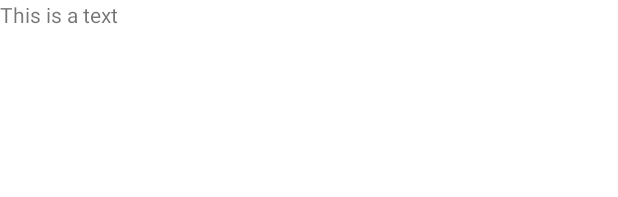
After one commit to KitkatChunk/AbdulkaremAlaniLab2, an Android app: the layout activity_abdulkarem_home_type.xml on its own in the app's theme, with its tools: preview values and no code run, on a phone screen of 412 x 824 dp. The commit adds this screen. Shown: the top 197 px of the screen. Run offline under Robolectric (Android 15) with nearby library versions, the phone set to English and light mode, and no system bars.

Commit message:
Added second page

```diff
--- a/AbdulkaremLab2/app/src/main/AndroidManifest.xml
+++ b/AbdulkaremLab2/app/src/main/AndroidManifest.xml
@@ -9,6 +9,7 @@
         android:roundIcon="@mipmap/ic_launcher_round"
         android:supportsRtl="true"
         android:theme="@style/Theme.AbdulkaremLab2">
+        <activity android:name=".AbdulkaremHomeType"></activity>
         <activity android:name=".AbdulkaremMainActivity">
             <intent-filter>
                 <action android:name="android.intent.action.MAIN" />
--- /dev/null
+++ b/AbdulkaremLab2/app/src/main/res/layout/activity_abdulkarem_home_type.xml
@@ -0,0 +1,16 @@
+<?xml version="1.0" encoding="utf-8"?>
+<androidx.constraintlayout.widget.ConstraintLayout xmlns:android="http://schemas.android.com/apk/res/android"
+    xmlns:app="http://schemas.android.com/apk/res-auto"
+    xmlns:tools="http://schemas.android.com/tools"
+    android:layout_width="match_parent"
+    android:layout_height="match_parent"
+    tools:context=".AbdulkaremHomeType">
+
+    <TextView
+        android:id="@+id/textView2"
+        android:layout_width="145dp"
+        android:layout_height="60dp"
+        android:text="@string/this_is_a_text"
+        tools:layout_editor_absoluteX="164dp"
+        tools:layout_editor_absoluteY="236dp" />
+</androidx.constraintlayout.widget.ConstraintLayout>
--- a/AbdulkaremLab2/app/src/main/res/layout/activity_main.xml
+++ b/AbdulkaremLab2/app/src/main/res/layout/activity_main.xml
@@ -26,10 +26,11 @@
         app:layout_constraintStart_toStartOf="parent" />
 
     <ImageView
+
         android:id="@+id/AlaniImageview"
         android:layout_width="270dp"
         android:layout_height="303dp"
-        app:layout_constraintBottom_toBottomOf="@+id/AlaniStartButton"
+        app:layout_constraintBottom_toBottomOf="parent"
         app:layout_constraintEnd_toEndOf="parent"
         app:layout_constraintStart_toStartOf="parent"
         app:layout_constraintTop_toTopOf="@+id/textView"
--- a/AbdulkaremLab2/app/src/main/res/values/strings.xml
+++ b/AbdulkaremLab2/app/src/main/res/values/strings.xml
@@ -2,4 +2,5 @@
     <string name="app_name">AbdulkaremLab2</string>
     <string name="start">Start</string>
     <string name="welcome_to_leaseorrenthome_inc">Welcome To LeaseOrRentHome Inc.</string>
+    <string name="this_is_a_text">This is a text</string>
 </resources>
```
Also changed, not shown: AbdulkaremLab2/app/src/main/java/com/example/abdulkarem/Alani/S300993768/AbdulkaremHomeType.java (added, +14 -0 lines), AbdulkaremLab2/app/src/main/java/com/example/abdulkarem/Alani/S300993768/AbdulkaremMainActivity.java (+18 -1 lines).
